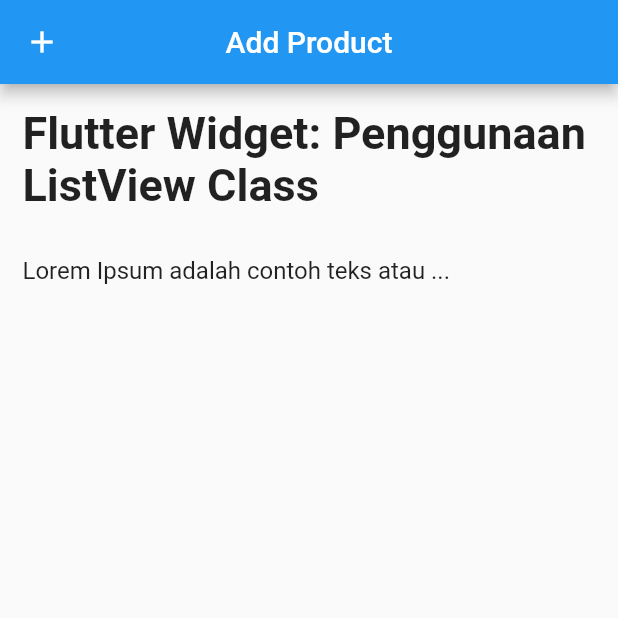
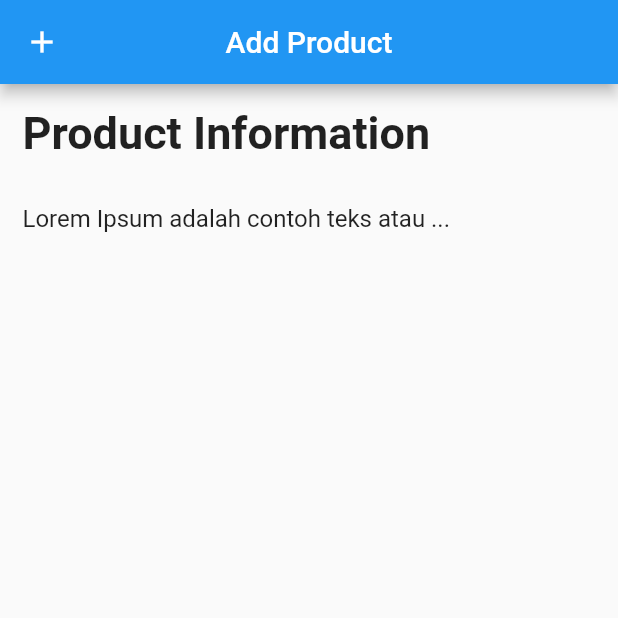
Before and after one commit to jeniastina/tugas2_jeni, a Flutter app: the screen it shows after launch, on a phone screen of 412 x 824 dp, the top half of it. Run offline on Flutter 3.47's test engine with Material 2 defaults, Android fonts, the phone set to English and light mode, and no system bars.

```diff
--- a/lib/main.dart
+++ b/lib/main.dart
@@ -38,7 +38,7 @@ class MyHomePage extends StatelessWidget {
         body: ListView(children: <Widget>[
           Container(
             padding: EdgeInsets.all(15),
-            child: Text('Flutter Widget: Penggunaan ListView Class', style: TextStyle(fontSize: 30, fontWeight: FontWeight.bold)),
+            child: Text('Product Information', style: TextStyle(fontSize: 30, fontWeight: FontWeight.bold)),
           ),
           Container(
             padding: EdgeInsets.all(15),
```
Also changed, not shown: 1 other file.
